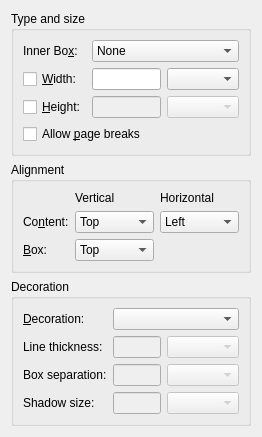
Above: src/frontends/qt4/ui/BoxUi.ui from cburschka/lyx before the change. Below: the same form after it.
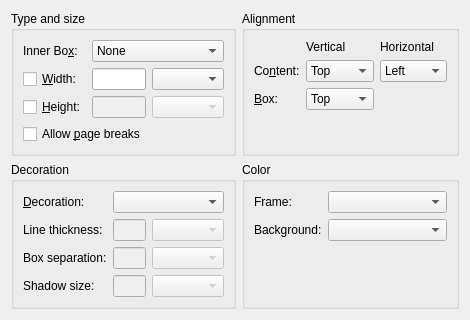
That is the form after the change. Custom widgets are drawn as their Qt base class.

```diff
--- a/src/frontends/qt4/ui/BoxUi.ui
+++ b/src/frontends/qt4/ui/BoxUi.ui
@@ -6,8 +6,8 @@
    <rect>
     <x>0</x>
     <y>0</y>
-    <width>262</width>
-    <height>411</height>
+    <width>446</width>
+    <height>283</height>
    </rect>
   </property>
   <property name="windowTitle">
@@ -16,7 +16,7 @@
   <property name="sizeGripEnabled" stdset="0">
    <bool>true</bool>
   </property>
-  <layout class="QGridLayout" name="gridLayout_4">
+  <layout class="QGridLayout" name="gridLayout_5">
    <item row="0" column="0">
     <widget class="QGroupBox" name="TypesizeGB">
      <property name="title">
@@ -133,7 +133,7 @@
      </layout>
     </widget>
    </item>
-   <item row="1" column="0">
+   <item row="0" column="1">
     <widget class="QGroupBox" name="AlignmentGB">
      <property name="title">
       <string>Alignment</string>
@@ -277,10 +277,23 @@
         </item>
        </widget>
       </item>
+      <item row="3" column="1">
+       <spacer name="verticalSpacer_2">
+        <property name="orientation">
+         <enum>Qt::Vertical</enum>
+        </property>
+        <property name="sizeHint" stdset="0">
+         <size>
+          <width>20</width>
+          <height>40</height>
+         </size>
+        </property>
+       </spacer>
+      </item>
      </layout>
     </widget>
    </item>
-   <item row="2" column="0">
+   <item row="1" column="0">
     <widget class="QGroupBox" name="DecorationGB">
      <property name="title">
       <string>Decoration</string>
@@ -384,6 +397,51 @@
      </layout>
     </widget>
    </item>
+   <item row="1" column="1">
+    <widget class="QGroupBox" name="colorGB">
+     <property name="title">
+      <string>Color</string>
+     </property>
+     <property name="flat">
+      <bool>true</bool>
+     </property>
+     <layout class="QGridLayout" name="gridLayout_4">
+      <item row="2" column="2">
+       <spacer name="verticalSpacer">
+        <property name="orientation">
+         <enum>Qt::Vertical</enum>
+        </property>
+        <property name="sizeHint" stdset="0">
+         <size>
+          <width>20</width>
+          <height>40</height>
+         </size>
+        </property>
+       </spacer>
+      </item>
+      <item row="1" column="0">
+       <widget class="QLabel" name="backgroundColorLA">
+        <property name="text">
+         <string>Background:</string>
+        </property>
+       </widget>
+      </item>
+      <item row="0" column="0">
+       <widget class="QLabel" name="frameColorLA">
+        <property name="text">
+         <string>Frame:</string>
+        </property>
+       </widget>
+      </item>
+      <item row="1" column="1" colspan="2">
+       <widget class="QComboBox" name="backgroundColorCO"/>
+      </item>
+      <item row="0" column="1" colspan="2">
+       <widget class="QComboBox" name="frameColorCO"/>
+      </item>
+     </layout>
+    </widget>
+   </item>
   </layout>
  </widget>
  <customwidgets>
```
Left out of the diff: 152 changed lines with no effect on the pictures.
